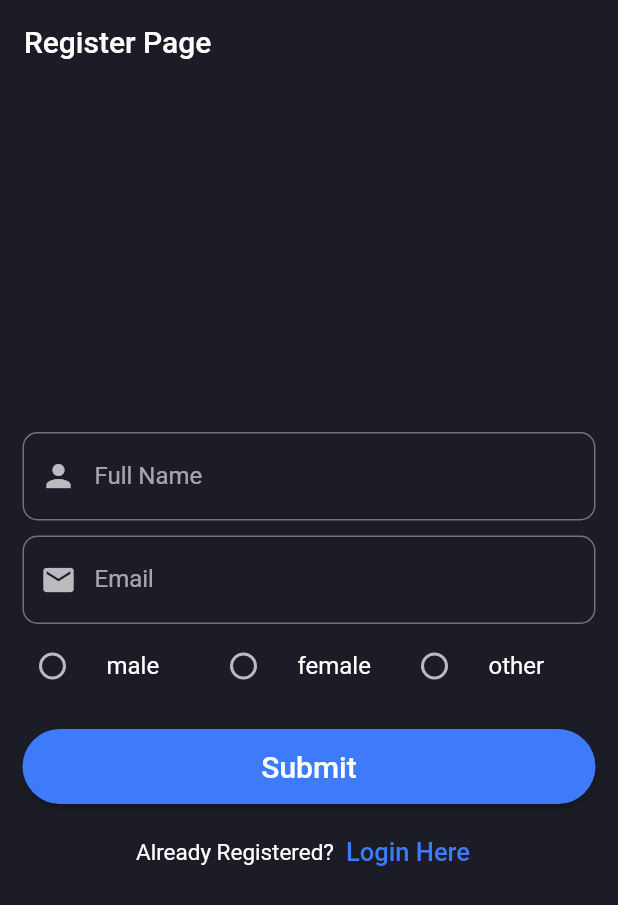
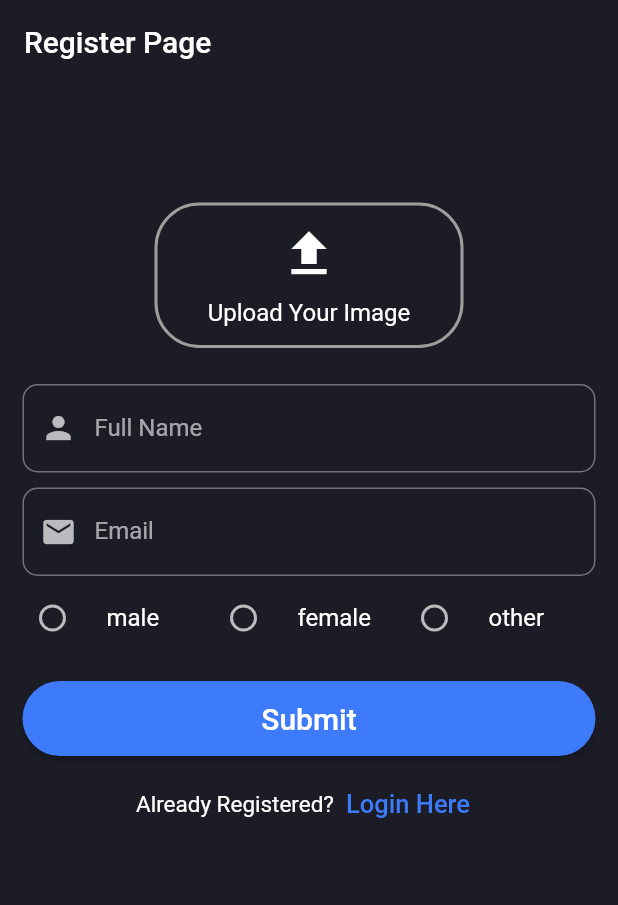
Before and after one commit to edr3x/vehicle_rental_application, a Flutter app: the UserRegisterPage screen opened by its route, on a phone screen of 412 x 824 dp. Shown: the top 905 px of the screen. Run offline on Flutter 3.47's test engine with Material 2 defaults, Android fonts, the phone set to English and light mode, and no system bars; our stand-ins replace equatable, flutter_bloc, geocoding, geolocator, image_picker, shared_preferences; accounts and stored records are empty; network calls fail.

Commit message:
`refactor:` upload profile image at same time as registering

```diff
--- a/lib/api/blocs/user/post_user_data_cubit/post_user_data_cubit.dart
+++ b/lib/api/blocs/user/post_user_data_cubit/post_user_data_cubit.dart
@@ -18,6 +18,7 @@ class PostUserDataCubit extends Cubit<PostUserDataState> {
     required String fullName,
     required String gender, //note: "male" | "female" | "other"
     required String email,
+    required String profileImage,
   }) async {
     emit(state.copyWith(status: PostUserDataStatus.loading));
     try {
@@ -26,6 +27,7 @@ class PostUserDataCubit extends Cubit<PostUserDataState> {
         email: email,
         gender: gender,
         fullName: fullName,
+        profileImage: profileImage,
       );
 
       emit(
--- a/lib/views/pages/auth/register_page.dart
+++ b/lib/views/pages/auth/register_page.dart
@@ -1,5 +1,6 @@
 import 'package:flutter/material.dart';
 import 'package:flutter_bloc/flutter_bloc.dart';
+import 'package:image_picker/image_picker.dart';
 import 'package:rental_system_app/api/blocs/user/post_user_data_cubit/post_user_data_cubit.dart';
 import 'package:rental_system_app/utils/shared_preferences.dart';
 import 'package:rental_system_app/views/common/widgets/custom_error_dialogue.dart';
@@ -19,10 +20,21 @@ class UserRegisterPage extends StatefulWidget {
 enum Gender { male, female, other }
 
 class _UserRegisterPageState extends State<UserRegisterPage> {
+  final ImagePicker _picker = ImagePicker();
   final GlobalKey<FormState> _formKey = GlobalKey<FormState>();
   AutovalidateMode _autovalidateMode = AutovalidateMode.disabled;
 
   Gender? _selectedGender;
+  XFile? _image;
+  bool _gotImage = false;
+
+  void choosePhoto(ImageSource source) async {
+    final pickedImage = await _picker.pickImage(source: source);
+    setState(() {
+      _image = pickedImage;
+      _gotImage = true;
+    });
+  }
 
   @override
   Widget build(BuildContext context) {
@@ -52,6 +64,7 @@ class _UserRegisterPageState extends State<UserRegisterPage> {
             fullName: fullName!,
             gender: gender!,
             email: email!,
+            profileImage: _image!.path,
           );
     }
 
@@ -78,8 +91,7 @@ class _UserRegisterPageState extends State<UserRegisterPage> {
                 automaticallyImplyLeading: false,
                 title: const Text("Register Page"),
               ),
-              body: Center(
-                child: Padding(
+              body: Padding(
                 padding: const EdgeInsets.all(15),
                 child: Form(
                   key: _formKey,
@@ -87,6 +99,45 @@ class _UserRegisterPageState extends State<UserRegisterPage> {
                   child: SingleChildScrollView(
                     child: Column(
                       children: [
+                        const SizedBox(height: 50),
+                        Padding(
+                          padding: const EdgeInsets.all(14.0),
+                          child: GestureDetector(
+                            onTap: () => choosePhoto(ImageSource.gallery),
+                            child: Container(
+                              padding: const EdgeInsets.all(12.0),
+                              width: MediaQuery.of(context).size.width * 0.5,
+                              decoration: BoxDecoration(
+                                border: Border.all(
+                                  color: Colors.grey,
+                                  width: 2,
+                                ),
+                                borderRadius: BorderRadius.circular(30),
+                              ),
+                              child: Column(
+                                children: [
+                                  _gotImage
+                                      ? const Icon(
+                                          Icons.done,
+                                          size: 40,
+                                          color: Colors.white,
+                                        )
+                                      : const Icon(
+                                          Icons.upload,
+                                          size: 40,
+                                          color: Colors.white,
+                                        ),
+                                  const SizedBox(height: 10),
+                                  Text(
+                                    _gotImage ? "Got the Image" : "Upload Your Image",
+                                    style: Theme.of(context).textTheme.titleMedium,
+                                  ),
+                                ],
+                              ),
+                            ),
+                          ),
+                        ),
+                        const SizedBox(height: 10),
                         TextFormField(
                           autocorrect: false,
                           decoration: const InputDecoration(
@@ -187,9 +238,8 @@ class _UserRegisterPageState extends State<UserRegisterPage> {
                         ),
                         const SizedBox(height: 14),
                         CustomAuthButton(
-                            text: state.status == PostUserDataStatus.loading
-                                ? "Submitting"
-                                : "Submit",
+                          text:
+                              state.status == PostUserDataStatus.loading ? "Submitting" : "Submit",
                           onTap: submit,
                         ),
                         const SizedBox(height: 8),
@@ -225,7 +275,6 @@ class _UserRegisterPageState extends State<UserRegisterPage> {
                 ),
               ),
             ),
-            ),
           );
         },
       ),
```
Also changed, not shown: lib/api/repo/user_repo.dart (+8 -2 lines), lib/api/services/user_services.dart (+19 -0 lines). Lines whose indentation alone changed are shown as unchanged.
